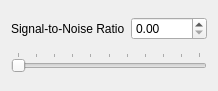
The window that src/Interface/Modules/Math/BuildNoiseColumnMatrix.ui (SCIInstitute/SCIRun) describes before a commit, drawn with Qt 5.
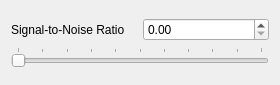
The same window after the commit.

Diff of the .ui file:
```diff
--- a/src/Interface/Modules/Math/BuildNoiseColumnMatrix.ui
+++ b/src/Interface/Modules/Math/BuildNoiseColumnMatrix.ui
@@ -6,25 +6,47 @@
    <rect>
     <x>0</x>
     <y>0</y>
-    <width>218</width>
-    <height>91</height>
+    <width>280</width>
+    <height>85</height>
    </rect>
   </property>
+  <property name="sizePolicy">
+   <sizepolicy hsizetype="Fixed" vsizetype="Fixed">
+    <horstretch>0</horstretch>
+    <verstretch>0</verstretch>
+   </sizepolicy>
+  </property>
+  <property name="minimumSize">
+   <size>
+    <width>280</width>
+    <height>85</height>
+   </size>
+  </property>
   <property name="windowTitle">
    <string>Dialog</string>
   </property>
   <layout class="QGridLayout" name="gridLayout">
    <item row="0" column="0">
+    <layout class="QVBoxLayout" name="verticalLayout">
+     <item>
+      <layout class="QHBoxLayout" name="horizontalLayout">
+       <item>
     <widget class="QLabel" name="label">
      <property name="text">
       <string>Signal-to-Noise Ratio</string>
      </property>
     </widget>
    </item>
-   <item row="0" column="1">
-    <widget class="QDoubleSpinBox" name="noiseSpinBox_"/>
-   </item>
-   <item row="1" column="0" colspan="2">
+       <item>
+        <widget class="QDoubleSpinBox" name="noiseSpinBox_">
+         <property name="maximum">
+          <double>100.000000000000000</double>
+         </property>
+        </widget>
+       </item>
+      </layout>
+     </item>
+     <item>
     <widget class="QSlider" name="noiseSlider_">
      <property name="maximum">
       <number>100</number>
@@ -48,6 +70,8 @@
       <number>10</number>
      </property>
     </widget>
+     </item>
+    </layout>
    </item>
   </layout>
  </widget>
```
Lines whose indentation alone changed are shown as unchanged.
